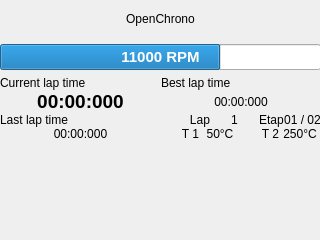
Old version of the form uc_projets/openchrono/gui_qt/openchrono/ui/mainwin.ui in the repository BackupTheBerlios/openphysic-svn.
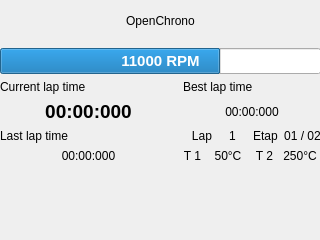
New version of the form.

Diff of the .ui file:
```diff
--- a/uc_projets/openchrono/gui_qt/openchrono/ui/mainwin.ui
+++ b/uc_projets/openchrono/gui_qt/openchrono/ui/mainwin.ui
@@ -18,12 +18,24 @@
      <x>0</x>
      <y>0</y>
      <width>321</width>
-     <height>141</height>
+     <height>163</height>
     </rect>
    </property>
    <layout class="QVBoxLayout" >
+    <property name="margin" >
+     <number>0</number>
+    </property>
+    <property name="spacing" >
+     <number>6</number>
+    </property>
     <item>
      <layout class="QGridLayout" >
+      <property name="margin" >
+       <number>0</number>
+      </property>
+      <property name="spacing" >
+       <number>6</number>
+      </property>
       <item row="1" column="0" >
        <widget class="QProgressBar" name="GraphicRPM" >
         <property name="font" >
@@ -68,11 +80,11 @@
       </item>
       <item row="2" column="0" >
        <layout class="QGridLayout" >
-        <property name="horizontalSpacing" >
+        <property name="margin" >
          <number>0</number>
         </property>
-        <property name="verticalSpacing" >
-         <number>0</number>
+        <property name="spacing" >
+         <number>6</number>
         </property>
         <item row="2" column="0" >
          <widget class="QLabel" name="lbl2LastTime" >
@@ -149,6 +161,12 @@
         </item>
         <item row="2" column="1" >
          <layout class="QHBoxLayout" >
+          <property name="margin" >
+           <number>0</number>
+          </property>
+          <property name="spacing" >
+           <number>6</number>
+          </property>
           <item>
            <widget class="QLabel" name="lbl2Lap" >
             <property name="font" >
@@ -176,6 +194,12 @@
           </item>
           <item>
            <layout class="QHBoxLayout" >
+            <property name="margin" >
+             <number>0</number>
+            </property>
+            <property name="spacing" >
+             <number>6</number>
+            </property>
             <item>
              <widget class="QLabel" name="lbl2Etap" >
               <property name="font" >
@@ -204,10 +228,18 @@
         </item>
         <item row="3" column="1" >
          <layout class="QHBoxLayout" >
+          <property name="margin" >
+           <number>0</number>
+          </property>
+          <property name="spacing" >
+           <number>6</number>
+          </property>
           <item>
            <widget class="QLabel" name="lbl2Tmp1" >
             <property name="sizePolicy" >
-             <sizepolicy vsizetype="Preferred" hsizetype="Minimum" >
+             <sizepolicy>
+              <hsizetype>0</hsizetype>
+              <vsizetype>0</vsizetype>
               <horstretch>0</horstretch>
               <verstretch>0</verstretch>
              </sizepolicy>
@@ -228,7 +260,9 @@
           <item>
            <widget class="QLabel" name="lblTemp1" >
             <property name="sizePolicy" >
-             <sizepolicy vsizetype="Preferred" hsizetype="Fixed" >
+             <sizepolicy>
+              <hsizetype>0</hsizetype>
+              <vsizetype>0</vsizetype>
               <horstretch>1</horstretch>
               <verstretch>0</verstretch>
              </sizepolicy>
@@ -250,7 +284,9 @@
           <item>
            <widget class="QLabel" name="lbl2Temp2" >
             <property name="sizePolicy" >
-             <sizepolicy vsizetype="Preferred" hsizetype="Minimum" >
+             <sizepolicy>
+              <hsizetype>0</hsizetype>
+              <vsizetype>0</vsizetype>
               <horstretch>0</horstretch>
               <verstretch>0</verstretch>
              </sizepolicy>
@@ -271,7 +307,9 @@
           <item>
            <widget class="QLabel" name="lblTemp2" >
             <property name="sizePolicy" >
-             <sizepolicy vsizetype="Preferred" hsizetype="Fixed" >
+             <sizepolicy>
+              <hsizetype>0</hsizetype>
+              <vsizetype>0</vsizetype>
               <horstretch>0</horstretch>
               <verstretch>0</verstretch>
              </sizepolicy>
```
